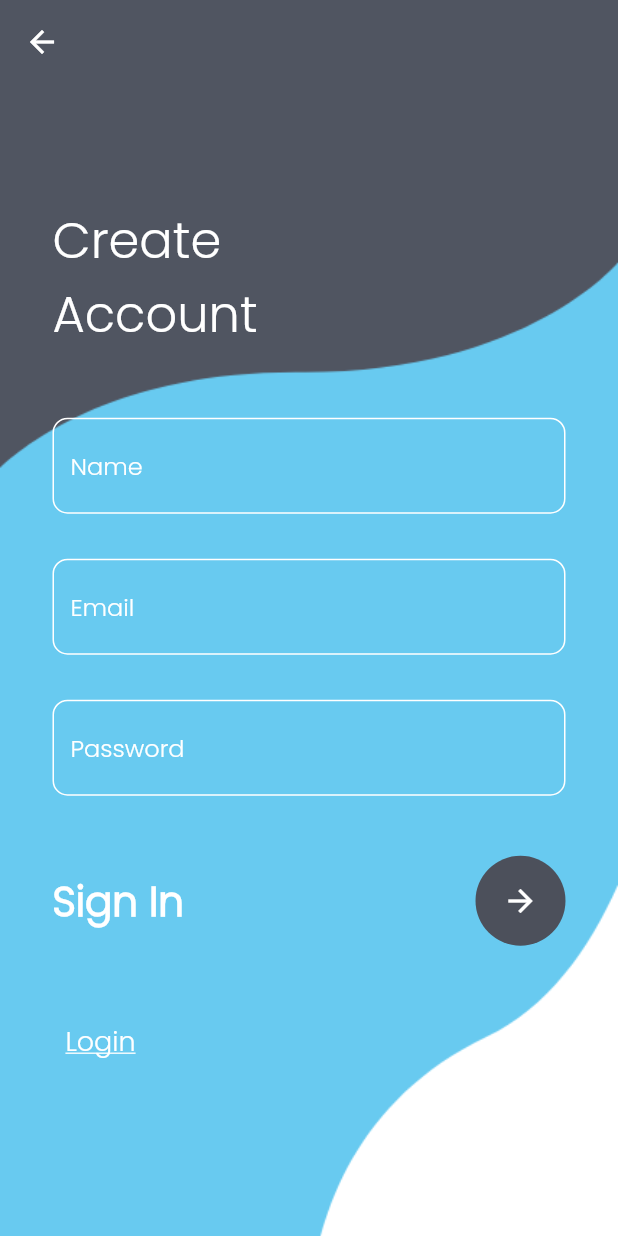
After one commit to HabibLewhe/CookingApp_project, a Flutter app: the MyRegister screen opened directly, on a phone screen of 412 x 824 dp. The commit adds this screen. Run offline on Flutter 3.47's test engine with Material 2 defaults, Android fonts, the phone set to English and light mode, and no system bars; our stand-ins replace cloud_firestore, device_info_plus, eva_icons_flutter, firebase_auth, firebase_core, firebase_storage and 4 more; accounts and stored records are empty; network calls fail.

Commit message:
ajouter login.dart

```diff
--- /dev/null
+++ b/cookingbook_app/lib/login/register.dart
@@ -0,0 +1,140 @@
+
+import 'package:flutter/material.dart';
+
+class MyRegister extends StatefulWidget {
+  const MyRegister({Key? key}) : super(key: key);
+
+  @override
+  _MyRegisterState createState() => _MyRegisterState();
+}
+
+class _MyRegisterState extends State<MyRegister> {
+  @override
+  Widget build(BuildContext context) {
+    return Container(
+      decoration: const BoxDecoration(
+        image: DecorationImage(
+            image: AssetImage('assets/images/register.png'), fit: BoxFit.cover),
+      ),
+      child: Scaffold(
+        appBar: AppBar(
+          backgroundColor: Colors.transparent,
+          elevation: 0,
+        ),
+        backgroundColor: Colors.transparent,
+        body: Stack(children: [
+          Container(
+            padding: const EdgeInsets.only(left: 35, top: 80),
+            child: const Text(
+              "Create\nAccount",
+              style: TextStyle(color: Colors.white, fontSize: 33),
+            ),
+          ),
+          SingleChildScrollView(
+            child: Container(
+              padding: EdgeInsets.only(
+                  right: 35,
+                  left: 35,
+                  top: MediaQuery.of(context).size.height * 0.27),
+              child: Column(children: [
+                TextField(
+                  decoration: InputDecoration(
+                    focusedBorder: OutlineInputBorder(
+                      borderRadius: BorderRadius.circular(10),
+                      borderSide: const BorderSide(color: Colors.black),
+                    ),
+                    enabledBorder: OutlineInputBorder(
+                      borderRadius: BorderRadius.circular(10),
+                      borderSide: const BorderSide(color: Colors.white),
+                    ),
+                    hintText: 'Name',
+                    hintStyle: const TextStyle(color: Colors.white),
+                  ),
+                ),
+                const SizedBox(
+                  height: 30,
+                ),
+                TextField(
+                  decoration: InputDecoration(
+                    focusedBorder: OutlineInputBorder(
+                      borderRadius: BorderRadius.circular(10),
+                      borderSide: const BorderSide(color: Colors.black),
+                    ),
+                    enabledBorder: OutlineInputBorder(
+                      borderRadius: BorderRadius.circular(10),
+                      borderSide: const BorderSide(color: Colors.white),
+                    ),
+                    hintText: 'Email',
+                    hintStyle: const TextStyle(color: Colors.white),
+                  ),
+                ),
+                const SizedBox(
+                  height: 30,
+                ),
+                TextField(
+                  obscureText: true,
+                  decoration: InputDecoration(
+                    focusedBorder: OutlineInputBorder(
+                      borderRadius: BorderRadius.circular(10),
+                      borderSide: const BorderSide(color: Colors.black),
+                    ),
+                    enabledBorder: OutlineInputBorder(
+                      borderRadius: BorderRadius.circular(10),
+                      borderSide: const BorderSide(color: Colors.white),
+                    ),
+                    hintText: 'Password',
+                    hintStyle: const TextStyle(color: Colors.white),
+                  ),
+                ),
+                const SizedBox(
+                  height: 40,
+                ),
+                Row(
+                    mainAxisAlignment: MainAxisAlignment.spaceBetween,
+                    children: [
+                      const Text(
+                        'Sign In',
+                        style: TextStyle(
+                          color: Colors.white,
+                          fontSize: 27,
+                          fontWeight: FontWeight.w700,
+                        ),
+                      ),
+                      CircleAvatar(
+                        radius: 30,
+                        backgroundColor: const Color(0xff4c505b),
+                        child: IconButton(
+                          color: Colors.white,
+                          onPressed: () {},
+                          icon: const Icon(Icons.arrow_forward),
+                        ),
+                      ),
+                    ]),
+                const SizedBox(
+                  height: 40,
+                ),
+                Row(
+                    mainAxisAlignment: MainAxisAlignment.spaceBetween,
+                    children: [
+                      TextButton(
+                        onPressed: () {
+                          Navigator.pushNamed(context, 'login');
+                        },
+                        child: const Text(
+                          'Login',
+                          style: TextStyle(
+                            decoration: TextDecoration.underline,
+                            fontSize: 18,
+                            color: Colors.white,
+                          ),
+                        ),
+                      ),
+                    ]),
+              ]),
+            ),
+          ),
+        ]),
+      ),
+    );
+  }
+}
--- a/cookingbook_app/lib/screens/HomeScreenDemo.dart
+++ b/cookingbook_app/lib/screens/HomeScreenDemo.dart
@@ -1,3 +1,4 @@
+import 'package:cookingbook_app/login/login.dart';
 import 'package:cookingbook_app/screens/LoginScreenDemo.dart';
 import 'package:flutter/material.dart';
 import 'package:page_transition/page_transition.dart';
@@ -17,7 +18,7 @@ class _HomeScreenDemoState extends State<HomeScreenDemo> {
           Navigator.pushReplacement(
               context,
               PageTransition(
-                  child: LoginScreenDemo(),
+                  child: MyLogin(),
                   type: PageTransitionType.leftToRight))
         },
         child: Center(
--- a/cookingbook_app/lib/services/Authentication.dart
+++ b/cookingbook_app/lib/services/Authentication.dart
@@ -26,8 +26,7 @@ class Authentication with ChangeNotifier {
     // print("LOGIN SUCESSFULLY WITH Uid == $userUid");
     // notifyListeners();
     try {
-      UserCredential userCredential = await firebaseAuth
-          .signInWithEmailAndPassword(email: email, password: password);
+      UserCredential userCredential = await firebaseAuth.signInWithEmailAndPassword(email: email, password: password);
 
       User? user = userCredential.user;
       userUid = user!.uid;
--- a/cookingbook_app/pubspec.yaml
+++ b/cookingbook_app/pubspec.yaml
@@ -62,9 +62,8 @@ flutter:
   # the material Icons class.
   uses-material-design: true
   # To add assets to your application, add an assets section, like this:
-  # assets:
-  #   - images/a_dot_burr.jpeg
-  #   - images/a_dot_ham.jpeg
+  assets:
+    - assets/images/
   # An image asset can refer to one or more resolution-specific "variants", see
   # https://flutter.dev/assets-and-images/#resolution-aware
   # For details regarding adding assets from package dependencies, see
```
Also changed, not shown: cookingbook_app/lib/login/login.dart (added, +145 -0 lines), cookingbook_app/assets/images/login.png (added), cookingbook_app/assets/images/register.png (added).
